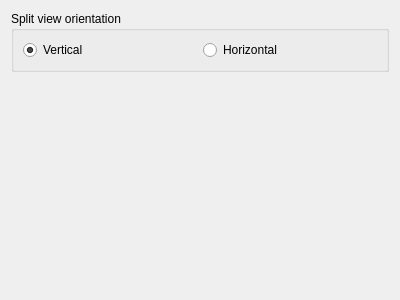
This is src/Sigil/Form_Files/PAppearanceWidget.ui in Sigil-Ebook/Sigil as Qt 5 draws it before an edit. The edited form follows.
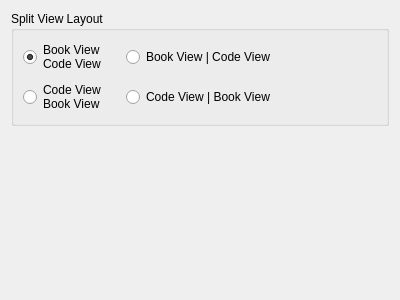
This is the edited form.

Commit message: Fixes issue 1148 - adding preference to control Split View order

```diff
--- a/src/Sigil/Form_Files/PAppearanceWidget.ui
+++ b/src/Sigil/Form_Files/PAppearanceWidget.ui
@@ -17,25 +17,88 @@
    <item>
     <widget class="QGroupBox" name="groupBox">
      <property name="title">
-      <string>Split view orientation</string>
+      <string>Split View Layout</string>
      </property>
      <layout class="QHBoxLayout" name="horizontalLayout">
       <item>
-       <widget class="QRadioButton" name="svVertical">
-        <property name="text">
-         <string>Vertical</string>
+       <layout class="QGridLayout" name="gridLayout">
+        <property name="horizontalSpacing">
+         <number>20</number>
         </property>
-        <property name="checked">
-         <bool>true</bool>
-        </property>
-       </widget>
+        <item row="0" column="1">
+         <widget class="QRadioButton" name="svHorizontal">
+          <property name="toolTip">
+           <string>Horizontal window layout with Book View on the left</string>
+          </property>
+          <property name="text">
+           <string>Book View | Code View</string>
+          </property>
+          <property name="checked">
+           <bool>false</bool>
+          </property>
+         </widget>
+        </item>
+        <item row="0" column="0">
+         <widget class="QRadioButton" name="svVertical">
+          <property name="cursor">
+           <cursorShape>ArrowCursor</cursorShape>
+          </property>
+          <property name="toolTip">
+           <string>Vertical window layout with Book View on top</string>
+          </property>
+          <property name="text">
+           <string>Book View
+Code View</string>
+          </property>
+          <property name="checked">
+           <bool>true</bool>
+          </property>
+         </widget>
+        </item>
+        <item row="1" column="1">
+         <widget class="QRadioButton" name="svHorizontalCB">
+          <property name="toolTip">
+           <string>Horizontal window layout with Code View on the left</string>
+          </property>
+          <property name="text">
+           <string>Code View | Book View</string>
+          </property>
+         </widget>
+        </item>
+        <item row="1" column="0">
+         <widget class="QRadioButton" name="svVerticalCB">
+          <property name="minimumSize">
+           <size>
+            <width>0</width>
+            <height>0</height>
+           </size>
+          </property>
+          <property name="toolTip">
+           <string>Vertical window layout with Code View on top</string>
+          </property>
+          <property name="text">
+           <string>Code View
+Book View</string>
+          </property>
+          <property name="checked">
+           <bool>false</bool>
+          </property>
+         </widget>
+        </item>
+       </layout>
       </item>
       <item>
-       <widget class="QRadioButton" name="svHorizontal">
-        <property name="text">
-         <string>Horizontal</string>
+       <spacer name="horizontalSpacer">
+        <property name="orientation">
+         <enum>Qt::Horizontal</enum>
         </property>
-       </widget>
+        <property name="sizeHint" stdset="0">
+         <size>
+          <width>40</width>
+          <height>20</height>
+         </size>
+        </property>
+       </spacer>
       </item>
      </layout>
     </widget>
```
The commit also changes 4 other files.
